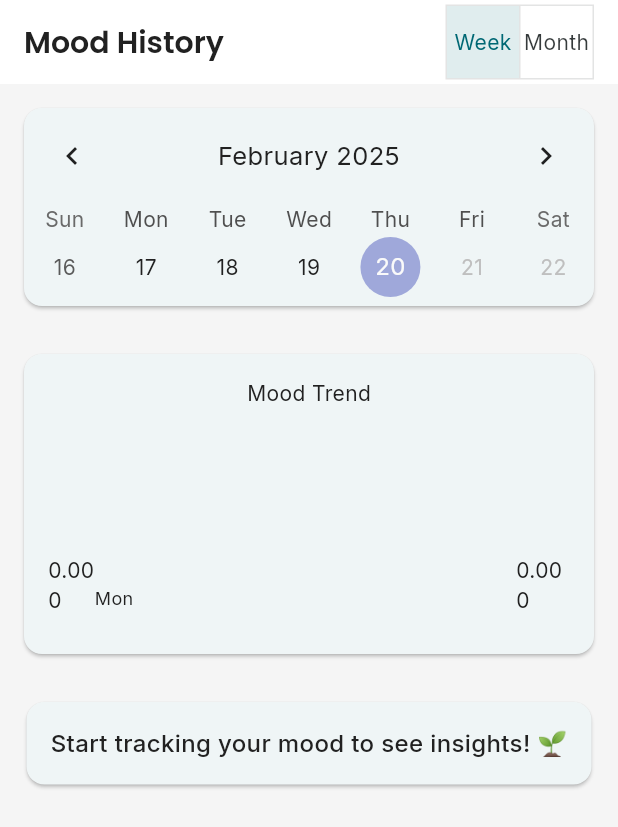
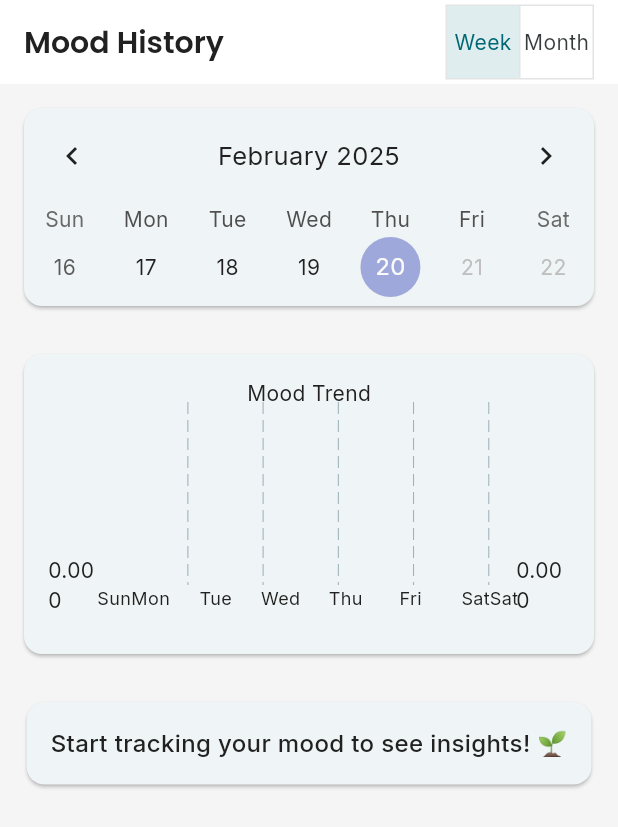
Before and after one commit to Manlikeog/mindful_mate, a Flutter app: the MoodTrackerScreen screen opened by its route, on a phone screen of 412 x 824 dp. Shown: the top 827 px of the screen. Run offline on Flutter 3.47's test engine with Material 3 defaults, Android fonts, the phone set to English and light mode, and no system bars; drawn by our look-alikes of fl_chart, table_calendar; our stand-ins replace flutter_hooks, flutter_riverpod, fluttertoast, gap, go_router, google_fonts and 3 more; missing offline and left inert: particles_flutter; accounts and stored records are empty; generated files the repository leaves out were written again.

Commit message:
made the chart responsive with the calendar

```diff
--- a/lib/providers/mood_tracker_provider.dart
+++ b/lib/providers/mood_tracker_provider.dart
@@ -1,10 +1,9 @@
-
-
 // 2. providers/mood_providers.dart
 import 'package:flutter_riverpod/flutter_riverpod.dart';
 import 'package:mindful_mate/providers/home/mood_provider.dart';
 
-final calendarViewProvider = StateProvider<CalendarViewMode>((ref) => CalendarViewMode.weekly);
+final calendarViewProvider =
+    StateProvider<CalendarViewMode>((ref) => CalendarViewMode.weekly);
 final selectedDateProvider = StateProvider<DateTime>((ref) => DateTime.now());
 
 enum CalendarViewMode { weekly, monthly }
@@ -20,8 +19,17 @@ extension MoodAnalysis on WidgetRef {
         ? 0
         : entries.map((e) => e.value).reduce((a, b) => a + b) / entries.length;
 
-    if (happyDays > entries.length * 0.8) return "You're consistently positive! 🌟";
+    if (happyDays > entries.length * 0.8) {
+      return "You're consistently positive! 🌟";
+    }
     if (averageMood < 1.5) return "Let's focus on self-care this week 💆♀️";
     return "You felt happiest on weekends! 🎉";
   }
 }
+
+// Tracks the currently displayed period (week/month start)
+final currentDisplayedWeekProvider = StateProvider<DateTime>((ref) {
+  final now = DateTime.now();
+  return now
+      .subtract(Duration(days: now.weekday % 7)); // Default to current week
+});
--- a/lib/screens/mood/model/mood_calendar.dart
+++ b/lib/screens/mood/model/mood_calendar.dart
@@ -3,15 +3,14 @@ import 'package:flutter_riverpod/flutter_riverpod.dart';
 import 'package:mindful_mate/providers/home/mood_provider.dart';
 import 'package:mindful_mate/providers/mood_tracker_provider.dart';
 import 'package:table_calendar/table_calendar.dart';
-// Ensure this import is correct
 
 class MoodCalendar extends ConsumerWidget {
-  const MoodCalendar({super.key}); // Add constructor with key
+  const MoodCalendar({super.key});
 
   @override
   Widget build(BuildContext context, WidgetRef ref) {
     final moods = ref.watch(moodProvider);
-    final selectedDate = ref.watch(selectedDateProvider);
+    final currentDisplayedDate = ref.watch(currentDisplayedWeekProvider);
     final viewMode = ref.watch(calendarViewProvider);
 
     return Card(
@@ -19,7 +18,7 @@ class MoodCalendar extends ConsumerWidget {
       child: TableCalendar(
         firstDay: DateTime.now().subtract(const Duration(days: 365)),
         lastDay: DateTime.now(),
-        focusedDay: selectedDate,
+        focusedDay: currentDisplayedDate,
         calendarFormat: viewMode == CalendarViewMode.weekly
             ? CalendarFormat.week
             : CalendarFormat.month,
@@ -32,7 +31,7 @@ class MoodCalendar extends ConsumerWidget {
             final mood = moods[date] ?? -1;
             return mood != -1
                 ? Container(
-                    margin: const EdgeInsets.all(4), // Fixed syntax
+                    margin: const EdgeInsets.all(4),
                     width: 8,
                     height: 8,
                     decoration: BoxDecoration(
@@ -44,11 +43,26 @@ class MoodCalendar extends ConsumerWidget {
           },
         ),
         onDaySelected: (day, _) => _showMoodPicker(context, ref, day),
-        onFormatChanged: (format) =>
-            ref.read(calendarViewProvider.notifier).state =
-                format == CalendarFormat.week
+        onFormatChanged: (format) {
+          // Update view mode and adjust displayed period
+          final newViewMode = format == CalendarFormat.week
               ? CalendarViewMode.weekly
-                    : CalendarViewMode.monthly,
+              : CalendarViewMode.monthly;
+          ref.read(calendarViewProvider.notifier).state = newViewMode;
+
+          // Reset displayed period to start of week/month
+          final newDate = newViewMode == CalendarViewMode.weekly
+              ? currentDisplayedDate
+                  .subtract(Duration(days: currentDisplayedDate.weekday % 7))
+              : DateTime(
+                  currentDisplayedDate.year, currentDisplayedDate.month, 1);
+
+          ref.read(currentDisplayedWeekProvider.notifier).state = newDate;
+        },
+        onPageChanged: (focusedDay) {
+          // Update displayed period when user navigates
+          ref.read(currentDisplayedWeekProvider.notifier).state = focusedDay;
+        },
       ),
     );
   }
@@ -83,7 +97,8 @@ class MoodCalendar extends ConsumerWidget {
                 ['😢', '😐', '😊', '😄', '🌟'][index],
                 style: const TextStyle(fontSize: 32),
               ),
-                  )),
+            ),
+          ),
         ),
       ),
     );
--- a/lib/screens/mood/mood_screen.dart
+++ b/lib/screens/mood/mood_screen.dart
@@ -1,7 +1,6 @@
-// mood_tracker_screen.dart
 import 'package:flutter/material.dart';
 import 'package:flutter_riverpod/flutter_riverpod.dart';
-import 'package:fl_chart/fl_chart.dart'; // Replace charts_flutter import
+import 'package:fl_chart/fl_chart.dart';
 import 'package:mindful_mate/providers/home/mood_provider.dart';
 import 'package:mindful_mate/providers/mood_tracker_provider.dart';
 import 'package:mindful_mate/screens/mood/model/mood_calendar.dart';
@@ -12,20 +11,21 @@ class MoodTrackerScreen extends ConsumerWidget {
   static const String pathName = '/moodTracker';
 
   const MoodTrackerScreen({super.key});
+
   @override
   Widget build(BuildContext context, WidgetRef ref) {
     return Scaffold(
       appBar: AppBar(
-        title: Text('Mood History'),
-        actions: [
+        title: const Text('Mood History'),
+        actions: const [
           _ViewModeToggle(),
         ],
       ),
       body: SingleChildScrollView(
         child: Column(
           children: [
-            MoodCalendar(),
-            _TrendChart(),
+            const MoodCalendar(),
+            const TrendChart(),
             _InsightsCard(ref),
           ],
         ),
@@ -35,11 +35,13 @@ class MoodTrackerScreen extends ConsumerWidget {
 }
 
 class _ViewModeToggle extends ConsumerWidget {
+  const _ViewModeToggle();
+
   @override
   Widget build(BuildContext context, WidgetRef ref) {
     final viewMode = ref.watch(calendarViewProvider);
     return Padding(
-      padding: EdgeInsets.only(right: 16),
+      padding: const EdgeInsets.only(right: 16),
       child: ToggleButtons(
         isSelected: [
           viewMode == CalendarViewMode.weekly,
@@ -47,28 +49,33 @@ class _ViewModeToggle extends ConsumerWidget {
         ],
         onPressed: (index) => ref.read(calendarViewProvider.notifier).state =
             index == 0 ? CalendarViewMode.weekly : CalendarViewMode.monthly,
-        children: [Text('Week'), Text('Month')],
+        children: const [Text('Week'), Text('Month')],
       ),
     );
   }
 }
 
-class _TrendChart extends ConsumerWidget {
+class TrendChart extends ConsumerWidget {
+  const TrendChart({super.key});
+
   @override
   Widget build(BuildContext context, WidgetRef ref) {
     final moodData = ref.watch(moodProvider);
     final viewMode = ref.watch(calendarViewProvider);
+    final currentWeekStart = ref.watch(currentDisplayedWeekProvider);
+
+    final filteredData = _filterData(moodData, currentWeekStart, viewMode);
 
     return Card(
-      margin: EdgeInsets.all(16),
+      margin: const EdgeInsets.all(16),
       child: Container(
         height: 200,
-        padding: EdgeInsets.all(16),
+        padding: const EdgeInsets.all(16),
         child: LineChart(
           LineChartData(
-            lineBarsData: [_createChartData(moodData, viewMode)],
+            lineBarsData: [_createChartData(filteredData)],
             titlesData: FlTitlesData(
-              topTitles: AxisTitles(
+              topTitles: const AxisTitles(
                 sideTitles: SideTitles(showTitles: false),
                 axisNameWidget: Text('Mood Trend'),
               ),
@@ -76,17 +83,24 @@ class _TrendChart extends ConsumerWidget {
                 sideTitles: SideTitles(
                   showTitles: true,
                   getTitlesWidget: (value, meta) {
+                    final date =
+                        DateTime.fromMillisecondsSinceEpoch(value.toInt());
                     return Text(
                       viewMode == CalendarViewMode.weekly
-                          ? _getDayLabel(value)
-                          : value.toInt().toString(),
-                      style: TextStyle(fontSize: 12),
+                          ? _getDayLabel(date.weekday)
+                          : date.day.toString(),
+                      style: const TextStyle(fontSize: 12),
                     );
                   },
                   reservedSize: 30,
+                  interval: viewMode == CalendarViewMode.weekly
+                      ? 86400000
+                      : null, // Force daily labels
                 ),
               ),
             ),
+            minX: _getMinX(currentWeekStart, viewMode),
+            maxX: _getMaxX(currentWeekStart, viewMode),
             borderData: FlBorderData(show: false),
           ),
         ),
@@ -94,13 +108,35 @@ class _TrendChart extends ConsumerWidget {
     );
   }
 
-  LineChartBarData _createChartData(
-      Map<DateTime, int> moods, CalendarViewMode viewMode) {
-    final List<FlSpot> spots = moods.entries
+  Map<DateTime, int> _filterData(
+    Map<DateTime, int> moods,
+    DateTime baseDate,
+    CalendarViewMode viewMode,
+  ) {
+    if (viewMode == CalendarViewMode.weekly) {
+      final startOfWeek =
+          baseDate.subtract(Duration(days: baseDate.weekday % 7));
+      final endOfWeek = startOfWeek.add(const Duration(days: 6));
+      return Map.fromEntries(
+        moods.entries.where((e) =>
+            e.key.isAfter(startOfWeek.subtract(const Duration(days: 1))) &&
+            e.key.isBefore(endOfWeek.add(const Duration(days: 1)))),
+      );
+    } else {
+      final startOfMonth = DateTime(baseDate.year, baseDate.month, 1);
+      final endOfMonth = DateTime(baseDate.year, baseDate.month + 1, 0);
+      return Map.fromEntries(
+        moods.entries.where((e) =>
+            e.key.isAfter(startOfMonth.subtract(const Duration(days: 1))) &&
+            e.key.isBefore(endOfMonth.add(const Duration(days: 1)))),
+      );
+    }
+  }
+
+  LineChartBarData _createChartData(Map<DateTime, int> moods) {
+    final spots = moods.entries
         .map((e) => FlSpot(
-              viewMode == CalendarViewMode.weekly
-                  ? (e.key.weekday - 1).toDouble() // 0-6 for Mon-Sun
-                  : e.key.day.toDouble(), // 1-31 for monthly view
+              e.key.millisecondsSinceEpoch.toDouble(),
               e.value.toDouble(),
             ))
         .toList()
@@ -111,41 +147,55 @@ class _TrendChart extends ConsumerWidget {
       isCurved: true,
       color: Colors.blue,
       barWidth: 2,
-      dotData: FlDotData(show: false),
+      dotData: const FlDotData(show: false),
     );
   }
 
-  String _getDayLabel(double value) {
-    // Convert 0-6 to day abbreviations
-    const days = ['Mon', 'Tue', 'Wed', 'Thu', 'Fri', 'Sat', 'Sun'];
-    final index = value.toInt();
-    return index >= 0 && index < 7 ? days[index] : '';
+  double _getMinX(DateTime baseDate, CalendarViewMode viewMode) {
+    return viewMode == CalendarViewMode.weekly
+        ? baseDate
+            .subtract(Duration(days: baseDate.weekday % 7))
+            .millisecondsSinceEpoch
+            .toDouble()
+        : DateTime(baseDate.year, baseDate.month, 1)
+            .millisecondsSinceEpoch
+            .toDouble();
+  }
+
+  double _getMaxX(DateTime baseDate, CalendarViewMode viewMode) {
+    return viewMode == CalendarViewMode.weekly
+        ? baseDate
+            .subtract(Duration(days: baseDate.weekday % 7))
+            .add(const Duration(days: 6))
+            .millisecondsSinceEpoch
+            .toDouble()
+        : DateTime(baseDate.year, baseDate.month + 1, 0)
+            .millisecondsSinceEpoch
+            .toDouble();
+  }
+
+  String _getDayLabel(int weekday) {
+    const days = ['Sun', 'Mon', 'Tue', 'Wed', 'Thu', 'Fri', 'Sat'];
+    return days[weekday % 7];
   }
 }
 
 class _InsightsCard extends ConsumerWidget {
   final WidgetRef ref;
 
-  _InsightsCard(this.ref);
+  const _InsightsCard(this.ref);
 
   @override
-  Widget build(BuildContext context, _) {
+  Widget build(BuildContext context, WidgetRef ref) {
     return Card(
-      margin: EdgeInsets.all(16),
+      margin: const EdgeInsets.all(16),
       child: Padding(
-        padding: EdgeInsets.all(16),
+        padding: const EdgeInsets.all(16),
         child: Text(
           ref.getMoodInsight(),
-          style: TextStyle(fontSize: 16, fontWeight: FontWeight.w500),
+          style: const TextStyle(fontSize: 16, fontWeight: FontWeight.w500),
         ),
       ),
     );
   }
 }
-
-class MoodEntry {
-  final DateTime date;
-  final double value;
-
-  MoodEntry(this.date, this.value);
-}
```
Lines whose indentation alone changed are shown as unchanged.
